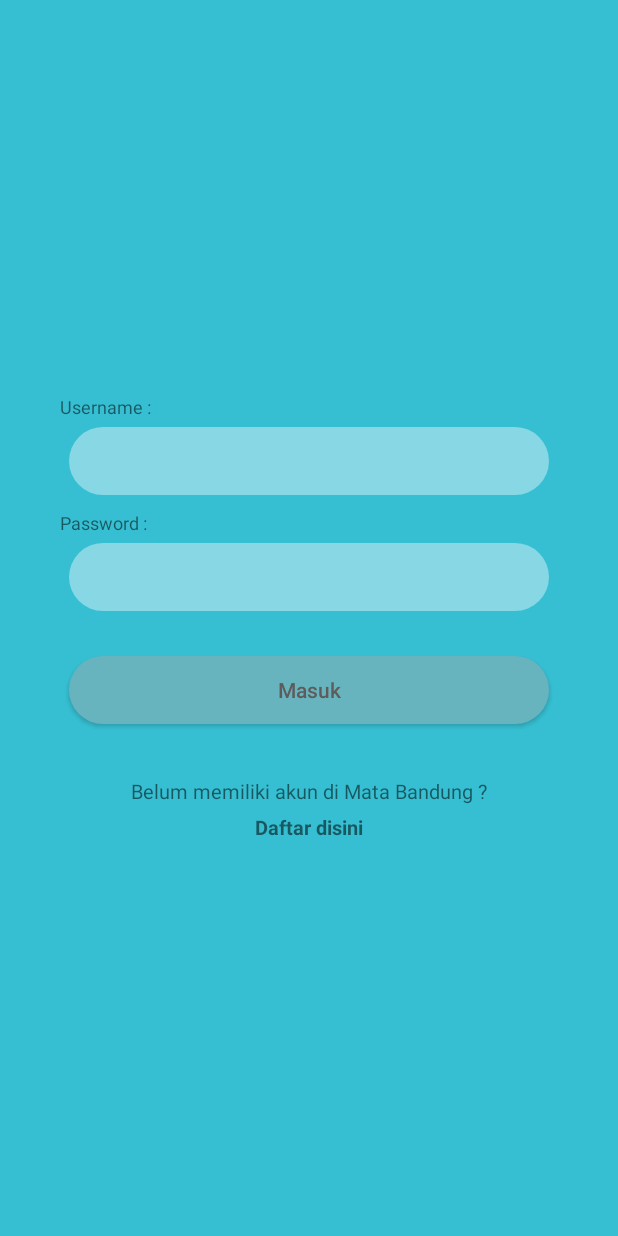
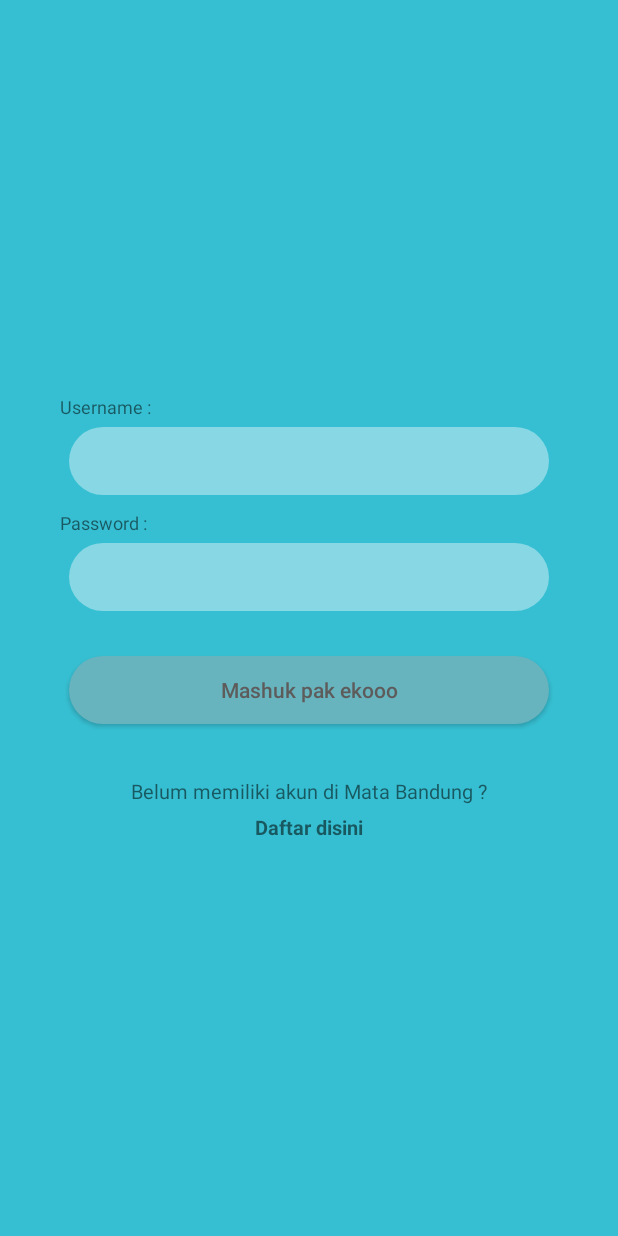
Before and after one commit to TekKetek/MataBandung, an Android app: the screen it shows after launch (LoginActivity), on a phone screen of 412 x 824 dp. Run offline under Robolectric (Android 15) with nearby library versions, the phone set to English and light mode, and no system bars.

Commit message:
added branch,and change mashuk pak ekho

```diff
--- a/app/src/main/res/layout/activity_login.xml
+++ b/app/src/main/res/layout/activity_login.xml
@@ -49,7 +49,7 @@
             android:textColor="#5e5b5b"
             android:layout_marginTop="30dp"
             android:background="@drawable/buttonselector"
-            android:text="Masuk"/>
+            android:text="Mashuk pak ekooo"/>
 
         <TextView
             android:layout_width="match_parent"
```
